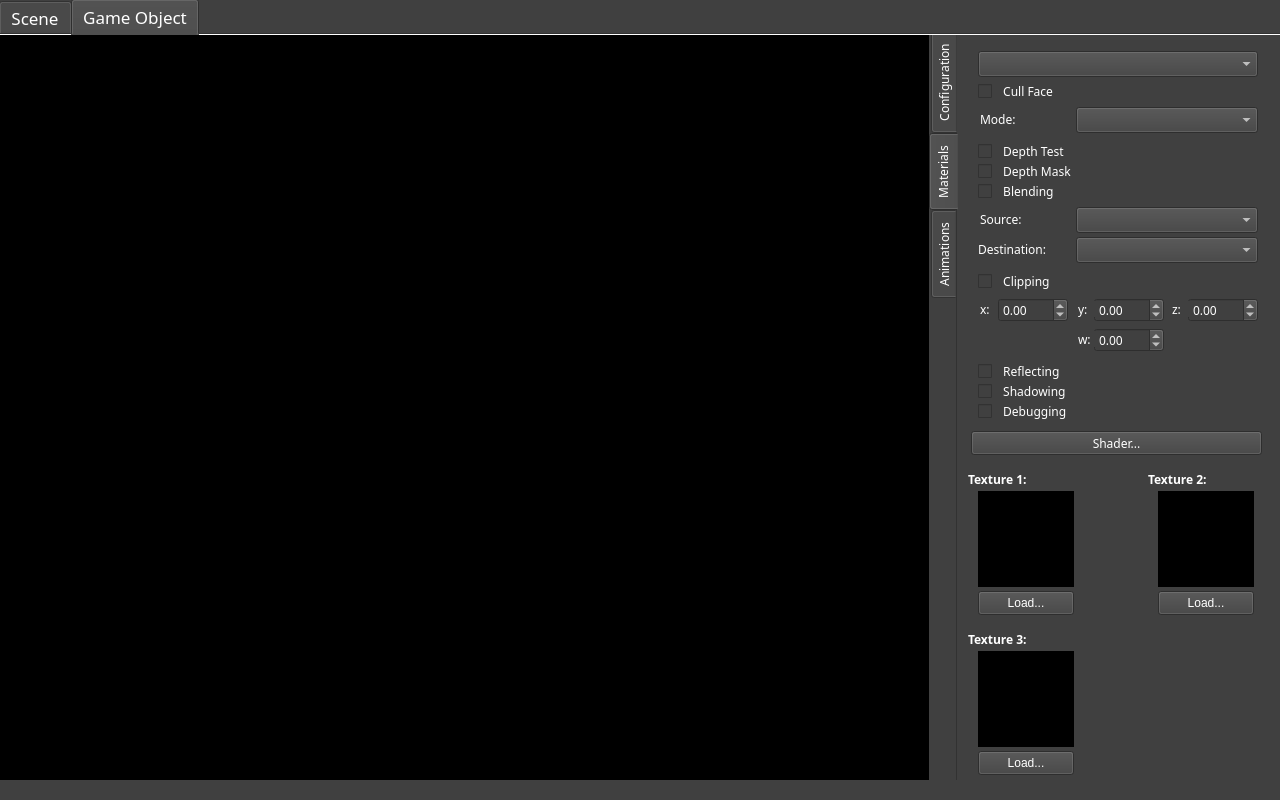
This is ie3D-EMap/Forms/CMainWindow.ui in codeoneclick/ie3D as Qt 5 draws it before an edit. The edited form follows.
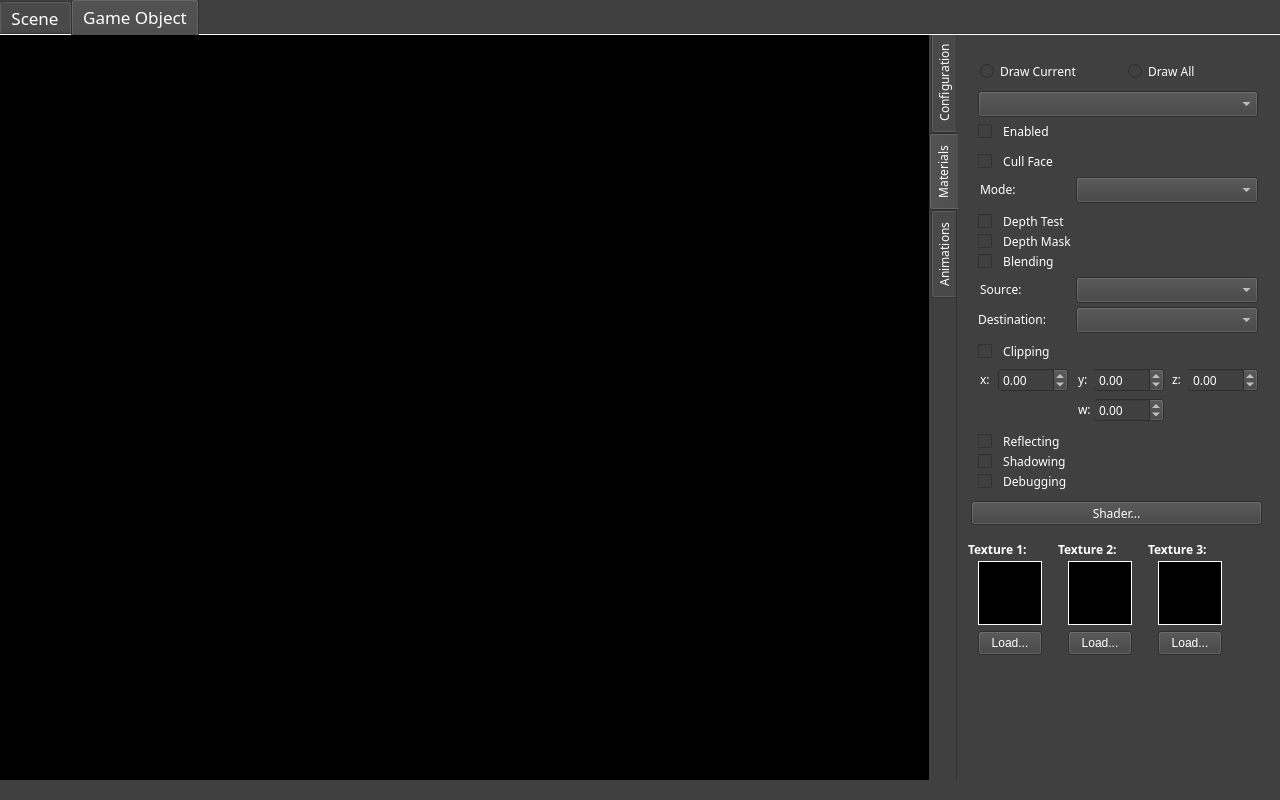
This is the edited form. The open tabs and pages were chosen to show the change.

```diff
--- a/ie3D-EMap/Forms/CMainWindow.ui
+++ b/ie3D-EMap/Forms/CMainWindow.ui
@@ -2,6 +2,9 @@
 <ui version="4.0">
  <class>CMainWindow</class>
  <widget class="QMainWindow" name="CMainWindow">
+  <property name="enabled">
+   <bool>true</bool>
+  </property>
   <property name="geometry">
    <rect>
     <x>0</x>
@@ -29,10 +32,16 @@
    <string notr="true">background-color: rgb(128, 128, 128);</string>
   </property>
   <widget class="QWidget" name="centralWidget">
+   <property name="enabled">
+    <bool>true</bool>
+   </property>
    <property name="styleSheet">
     <string notr="true">background-color: rgb(64, 64, 64);</string>
    </property>
    <widget class="QTabWidget" name="m_mainMenuTabs">
+    <property name="enabled">
+     <bool>true</bool>
+    </property>
     <property name="geometry">
      <rect>
       <x>-1</x>
@@ -1093,6 +1102,9 @@
       </property>
      </widget>
      <widget class="QTabWidget" name="m_goeSettingsTab">
+      <property name="enabled">
+       <bool>true</bool>
+      </property>
       <property name="geometry">
        <rect>
         <x>930</x>
@@ -1137,6 +1149,14 @@
        </widget>
       </widget>
       <widget class="QWidget" name="m_goeMaterialsSettingTab">
+       <property name="enabled">
+        <bool>true</bool>
+       </property>
+       <property name="font">
+        <font>
+         <family>Menlo</family>
+        </font>
+       </property>
        <attribute name="title">
         <string>Materials</string>
        </attribute>
@@ -1144,7 +1164,7 @@
         <property name="geometry">
          <rect>
           <x>20</x>
-          <y>20</y>
+          <y>60</y>
           <width>280</width>
           <height>26</height>
          </rect>
@@ -1154,7 +1174,7 @@
         <property name="geometry">
          <rect>
           <x>20</x>
-          <y>50</y>
+          <y>120</y>
           <width>271</width>
           <height>20</height>
          </rect>
@@ -1167,7 +1187,7 @@
         <property name="geometry">
          <rect>
           <x>118</x>
-          <y>76</y>
+          <y>146</y>
           <width>182</width>
           <height>26</height>
          </rect>
@@ -1177,7 +1197,7 @@
         <property name="geometry">
          <rect>
           <x>20</x>
-          <y>110</y>
+          <y>180</y>
           <width>271</width>
           <height>20</height>
          </rect>
@@ -1190,7 +1210,7 @@
         <property name="geometry">
          <rect>
           <x>20</x>
-          <y>130</y>
+          <y>200</y>
           <width>271</width>
           <height>20</height>
          </rect>
@@ -1203,7 +1223,7 @@
         <property name="geometry">
          <rect>
           <x>20</x>
-          <y>150</y>
+          <y>220</y>
           <width>271</width>
           <height>20</height>
          </rect>
@@ -1216,7 +1236,7 @@
         <property name="geometry">
          <rect>
           <x>118</x>
-          <y>176</y>
+          <y>246</y>
           <width>182</width>
           <height>26</height>
          </rect>
@@ -1226,7 +1246,7 @@
         <property name="geometry">
          <rect>
           <x>118</x>
-          <y>206</y>
+          <y>276</y>
           <width>182</width>
           <height>26</height>
          </rect>
@@ -1236,7 +1256,7 @@
         <property name="geometry">
          <rect>
           <x>22</x>
-          <y>80</y>
+          <y>150</y>
           <width>62</width>
           <height>16</height>
          </rect>
@@ -1249,7 +1269,7 @@
         <property name="geometry">
          <rect>
           <x>22</x>
-          <y>180</y>
+          <y>250</y>
           <width>62</width>
           <height>16</height>
          </rect>
@@ -1262,7 +1282,7 @@
         <property name="geometry">
          <rect>
           <x>20</x>
-          <y>210</y>
+          <y>280</y>
           <width>91</width>
           <height>16</height>
          </rect>
@@ -1275,7 +1295,7 @@
         <property name="geometry">
          <rect>
           <x>20</x>
-          <y>240</y>
+          <y>310</y>
           <width>271</width>
           <height>20</height>
          </rect>
@@ -1288,7 +1308,7 @@
         <property name="geometry">
          <rect>
           <x>40</x>
-          <y>267</y>
+          <y>337</y>
           <width>70</width>
           <height>24</height>
          </rect>
@@ -1307,7 +1327,7 @@
         <property name="geometry">
          <rect>
           <x>136</x>
-          <y>267</y>
+          <y>337</y>
           <width>70</width>
           <height>24</height>
          </rect>
@@ -1326,7 +1346,7 @@
         <property name="geometry">
          <rect>
           <x>230</x>
-          <y>267</y>
+          <y>337</y>
           <width>70</width>
           <height>24</height>
          </rect>
@@ -1345,7 +1365,7 @@
         <property name="geometry">
          <rect>
           <x>136</x>
-          <y>297</y>
+          <y>367</y>
           <width>70</width>
           <height>24</height>
          </rect>
@@ -1364,7 +1384,7 @@
         <property name="geometry">
          <rect>
           <x>22</x>
-          <y>270</y>
+          <y>340</y>
           <width>18</width>
           <height>16</height>
          </rect>
@@ -1377,7 +1397,7 @@
         <property name="geometry">
          <rect>
           <x>120</x>
-          <y>270</y>
+          <y>340</y>
           <width>18</width>
           <height>16</height>
          </rect>
@@ -1390,7 +1410,7 @@
         <property name="geometry">
          <rect>
           <x>214</x>
-          <y>270</y>
+          <y>340</y>
           <width>18</width>
           <height>16</height>
          </rect>
@@ -1403,7 +1423,7 @@
         <property name="geometry">
          <rect>
           <x>120</x>
-          <y>300</y>
+          <y>370</y>
           <width>18</width>
           <height>16</height>
          </rect>
@@ -1416,7 +1436,7 @@
         <property name="geometry">
          <rect>
           <x>20</x>
-          <y>330</y>
+          <y>400</y>
           <width>271</width>
           <height>20</height>
          </rect>
@@ -1429,7 +1449,7 @@
         <property name="geometry">
          <rect>
           <x>20</x>
-          <y>350</y>
+          <y>420</y>
           <width>271</width>
           <height>20</height>
          </rect>
@@ -1442,7 +1462,7 @@
         <property name="geometry">
          <rect>
           <x>20</x>
-          <y>370</y>
+          <y>440</y>
           <width>271</width>
           <height>20</height>
          </rect>
@@ -1455,7 +1475,7 @@
         <property name="geometry">
          <rect>
           <x>13</x>
-          <y>400</y>
+          <y>470</y>
           <width>291</width>
           <height>24</height>
          </rect>
@@ -1468,8 +1488,8 @@
         <property name="geometry">
          <rect>
           <x>20</x>
-          <y>560</y>
-          <width>96</width>
+          <y>600</y>
+          <width>64</width>
           <height>24</height>
          </rect>
         </property>
@@ -1484,8 +1504,8 @@
         <property name="geometry">
          <rect>
           <x>10</x>
-          <y>440</y>
-          <width>111</width>
+          <y>510</y>
+          <width>81</width>
           <height>16</height>
          </rect>
         </property>
@@ -1507,25 +1527,34 @@
         <property name="geometry">
          <rect>
           <x>20</x>
-          <y>460</y>
-          <width>96</width>
-          <height>96</height>
+          <y>530</y>
+          <width>64</width>
+          <height>64</height>
          </rect>
         </property>
         <property name="styleSheet">
          <string notr="true">color: rgb(255, 255, 255);
 background-color: rgb(0, 0, 0);</string>
         </property>
+        <property name="frameShape">
+         <enum>QFrame::Box</enum>
+        </property>
         <property name="text">
          <string/>
         </property>
+        <property name="scaledContents">
+         <bool>true</bool>
+        </property>
+        <property name="alignment">
+         <set>Qt::AlignCenter</set>
+        </property>
        </widget>
        <widget class="QLabel" name="m_texture01Label_3">
         <property name="geometry">
          <rect>
-          <x>190</x>
-          <y>440</y>
-          <width>111</width>
+          <x>100</x>
+          <y>510</y>
+          <width>81</width>
           <height>16</height>
          </rect>
         </property>
@@ -1546,26 +1575,35 @@
        <widget class="QLabel" name="m_texture2Image">
         <property name="geometry">
          <rect>
-          <x>200</x>
-          <y>460</y>
-          <width>96</width>
-          <height>96</height>
+          <x>110</x>
+          <y>530</y>
+          <width>64</width>
+          <height>64</height>
          </rect>
         </property>
         <property name="styleSheet">
          <string notr="true">color: rgb(255, 255, 255);
 background-color: rgb(0, 0, 0);</string>
         </property>
+        <property name="frameShape">
+         <enum>QFrame::Box</enum>
+        </property>
         <property name="text">
          <string/>
         </property>
+        <property name="scaledContents">
+         <bool>true</bool>
+        </property>
+        <property name="alignment">
+         <set>Qt::AlignCenter</set>
+        </property>
        </widget>
        <widget class="QPushButton" name="m_texture2LoadButton">
         <property name="geometry">
          <rect>
-          <x>200</x>
-          <y>560</y>
-          <width>96</width>
+          <x>110</x>
+          <y>600</y>
+          <width>64</width>
           <height>24</height>
          </rect>
         </property>
@@ -1579,8 +1617,8 @@
        <widget class="QLabel" name="m_texture01Label_4">
         <property name="geometry">
          <rect>
-          <x>10</x>
-          <y>600</y>
+          <x>190</x>
+          <y>510</y>
           <width>81</width>
           <height>16</height>
          </rect>
@@ -1602,26 +1640,35 @@
        <widget class="QLabel" name="m_texture3Image">
         <property name="geometry">
          <rect>
-          <x>20</x>
-          <y>620</y>
-          <width>96</width>
-          <height>96</height>
+          <x>200</x>
+          <y>530</y>
+          <width>64</width>
+          <height>64</height>
          </rect>
         </property>
         <property name="styleSheet">
          <string notr="true">color: rgb(255, 255, 255);
 background-color: rgb(0, 0, 0);</string>
         </property>
+        <property name="frameShape">
+         <enum>QFrame::Box</enum>
+        </property>
         <property name="text">
          <string/>
         </property>
+        <property name="scaledContents">
+         <bool>true</bool>
+        </property>
+        <property name="alignment">
+         <set>Qt::AlignCenter</set>
+        </property>
        </widget>
        <widget class="QPushButton" name="m_texture3LoadButton">
         <property name="geometry">
          <rect>
-          <x>20</x>
-          <y>720</y>
-          <width>96</width>
+          <x>200</x>
+          <y>600</y>
+          <width>64</width>
           <height>24</height>
          </rect>
         </property>
@@ -1632,6 +1679,45 @@
          <string>Load...</string>
         </property>
        </widget>
+       <widget class="QCheckBox" name="m_materialEnabledCheckBox">
+        <property name="geometry">
+         <rect>
+          <x>20</x>
+          <y>90</y>
+          <width>271</width>
+          <height>20</height>
+         </rect>
+        </property>
+        <property name="text">
+         <string>  Enabled</string>
+        </property>
+       </widget>
+       <widget class="QRadioButton" name="m_drawCurrentRadioButton">
+        <property name="geometry">
+         <rect>
+          <x>22</x>
+          <y>30</y>
+          <width>141</width>
+          <height>20</height>
+         </rect>
+        </property>
+        <property name="text">
+         <string>Draw Current</string>
+        </property>
+       </widget>
+       <widget class="QRadioButton" name="m_drawAllRadioButton">
+        <property name="geometry">
+         <rect>
+          <x>170</x>
+          <y>30</y>
+          <width>131</width>
+          <height>20</height>
+         </rect>
+        </property>
+        <property name="text">
+         <string>Draw All</string>
+        </property>
+       </widget>
       </widget>
       <widget class="QWidget" name="m_goeAnimationsSettingTab">
        <attribute name="title">
```
Left out of the diff: 83 changed lines with no effect on the pictures.
